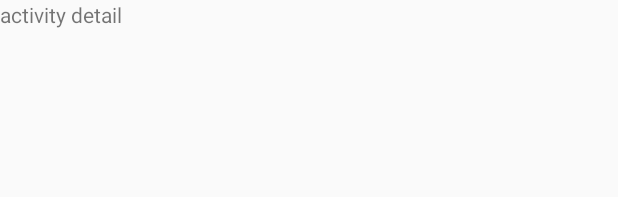
After one commit to hueyjj/Denzoku, an Android app: the layout activity_detail.xml on its own in the app's theme, with its tools: preview values and no code run, on a phone screen of 412 x 824 dp. The commit adds this screen. Shown: the top 197 px of the screen. Run offline under Robolectric (Android 15) with nearby library versions, the phone set to English and light mode, and no system bars; network calls fail.

Commit message:
Start new activity on an item click

```diff
--- /dev/null
+++ b/app/src/main/res/layout/activity_detail.xml
@@ -0,0 +1,12 @@
+<?xml version="1.0" encoding="utf-8"?>
+<android.support.design.widget.CoordinatorLayout
+    xmlns:android="http://schemas.android.com/apk/res/android"
+    android:layout_width="match_parent"
+    android:layout_height="match_parent">
+
+    <TextView
+        android:id="@+id/textView3"
+        android:layout_width="match_parent"
+        android:layout_height="wrap_content"
+        android:text="activity detail"/>
+</android.support.design.widget.CoordinatorLayout>
```
Also changed, not shown: app/src/main/AndroidManifest.xml (+6 -1 lines), app/src/main/java/com/hueyjj/denzoku/DetailActivity.java (added, +22 -0 lines), app/src/main/java/com/hueyjj/denzoku/fragments/AnimeListFragment.java (+21 -11 lines), app/src/main/java/com/hueyjj/denzoku/fragments/EpisodeListFragment.java (added, +100 -0 lines), app/src/main/java/com/hueyjj/denzoku/parser/MalEntry.java (+4 -3 lines), app/src/main/res/layout/episode_list.xml (added, +14 -0 lines).
